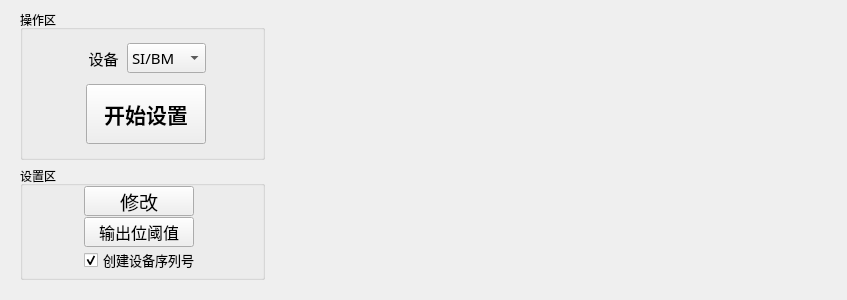
Above: IP-DebugTool/setting/set_workwid.ui from ChinaClever/PDU-MonitorDebug before the change. Below: the same form after it.
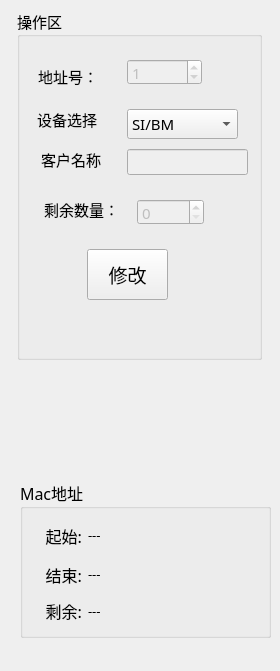
That is the form after the change.

The edit to the form file:
```diff
--- a/IP-DebugTool/setting/set_workwid.ui
+++ b/IP-DebugTool/setting/set_workwid.ui
@@ -6,106 +6,26 @@
    <rect>
     <x>0</x>
     <y>0</y>
-    <width>847</width>
-    <height>300</height>
+    <width>280</width>
+    <height>671</height>
    </rect>
   </property>
+  <property name="font">
+   <font>
+    <family>微软雅黑</family>
+    <pointsize>11</pointsize>
+   </font>
+  </property>
   <property name="windowTitle">
    <string>Form</string>
   </property>
-  <widget class="QGroupBox" name="groupBox_4">
+  <widget class="QGroupBox" name="groupBox">
    <property name="geometry">
     <rect>
-     <x>20</x>
-     <y>166</y>
+     <x>17</x>
+     <y>9</y>
      <width>245</width>
-     <height>114</height>
-    </rect>
-   </property>
-   <property name="title">
-    <string>设置区</string>
-   </property>
-   <layout class="QGridLayout" name="gridLayout_5">
-    <property name="topMargin">
-     <number>0</number>
-    </property>
-    <property name="bottomMargin">
-     <number>5</number>
-    </property>
-    <item row="2" column="0">
-     <widget class="QCheckBox" name="snCheckBox">
-      <property name="font">
-       <font>
-        <family>微软雅黑</family>
-        <pointsize>10</pointsize>
-       </font>
-      </property>
-      <property name="text">
-       <string>创建设备序列号</string>
-      </property>
-      <property name="checked">
-       <bool>true</bool>
-      </property>
-     </widget>
-    </item>
-    <item row="0" column="0">
-     <widget class="QPushButton" name="setBtn">
-      <property name="minimumSize">
-       <size>
-        <width>0</width>
-        <height>30</height>
-       </size>
-      </property>
-      <property name="maximumSize">
-       <size>
-        <width>110</width>
-        <height>16777215</height>
-       </size>
-      </property>
-      <property name="font">
-       <font>
-        <pointsize>14</pointsize>
-       </font>
-      </property>
-      <property name="text">
-       <string>修改</string>
-      </property>
-     </widget>
-    </item>
-    <item row="1" column="0">
-     <widget class="QPushButton" name="outputBtn">
-      <property name="minimumSize">
-       <size>
-        <width>0</width>
-        <height>30</height>
-       </size>
-      </property>
-      <property name="maximumSize">
-       <size>
-        <width>110</width>
-        <height>16777215</height>
-       </size>
-      </property>
-      <property name="font">
-       <font>
-        <family>Agency FB</family>
-        <pointsize>12</pointsize>
-       </font>
-      </property>
-      <property name="text">
-       <string>输出位阈值</string>
-      </property>
-     </widget>
-    </item>
-   </layout>
-  </widget>
-  <widget class="QGroupBox" name="groupBox_5">
-   <property name="geometry">
-    <rect>
-     <x>20</x>
-     <y>10</y>
-     <width>245</width>
-     <height>150</height>
+     <height>351</height>
     </rect>
    </property>
    <property name="maximumSize">
@@ -114,51 +34,309 @@
      <height>16777215</height>
     </size>
    </property>
+   <property name="font">
+    <font>
+     <family>微软雅黑</family>
+     <pointsize>11</pointsize>
+    </font>
+   </property>
    <property name="title">
     <string>操作区</string>
    </property>
-   <layout class="QGridLayout" name="gridLayout_2">
-    <item row="1" column="0">
-     <spacer name="horizontalSpacer_4">
-      <property name="orientation">
-       <enum>Qt::Horizontal</enum>
+   <widget class="QLabel" name="label_9">
+    <property name="geometry">
+     <rect>
+      <x>20</x>
+      <y>100</y>
+      <width>60</width>
+      <height>20</height>
+     </rect>
+    </property>
+    <property name="font">
+     <font>
+      <family>微软雅黑</family>
+      <pointsize>11</pointsize>
+     </font>
+    </property>
+    <property name="text">
+     <string>设备选择</string>
+    </property>
+    <property name="alignment">
+     <set>Qt::AlignCenter</set>
+    </property>
+   </widget>
+   <widget class="QComboBox" name="typeComboBox">
+    <property name="geometry">
+     <rect>
+      <x>110</x>
+      <y>100</y>
+      <width>111</width>
+      <height>30</height>
+     </rect>
+    </property>
+    <property name="minimumSize">
+     <size>
+      <width>0</width>
+      <height>30</height>
+     </size>
+    </property>
+    <property name="font">
+     <font>
+      <family>微软雅黑</family>
+      <pointsize>11</pointsize>
+     </font>
+    </property>
+    <item>
+     <property name="text">
+      <string>SI/BM</string>
+     </property>
+    </item>
+    <item>
+     <property name="text">
+      <string>IP-PDU</string>
+     </property>
+    </item>
+   </widget>
+   <widget class="QPushButton" name="setBtn">
+    <property name="geometry">
+     <rect>
+      <x>70</x>
+      <y>240</y>
+      <width>81</width>
+      <height>51</height>
+     </rect>
+    </property>
+    <property name="minimumSize">
+     <size>
+      <width>0</width>
+      <height>30</height>
+     </size>
+    </property>
+    <property name="maximumSize">
+     <size>
+      <width>110</width>
+      <height>16777215</height>
+     </size>
+    </property>
+    <property name="font">
+     <font>
+      <family>微软雅黑</family>
+      <pointsize>14</pointsize>
+     </font>
+    </property>
+    <property name="text">
+     <string>修改</string>
+    </property>
+   </widget>
+   <widget class="QLineEdit" name="userEdit">
+    <property name="enabled">
+     <bool>false</bool>
+    </property>
+    <property name="geometry">
+     <rect>
+      <x>110</x>
+      <y>140</y>
+      <width>121</width>
+      <height>26</height>
+     </rect>
+    </property>
+    <property name="maximumSize">
+     <size>
+      <width>245</width>
+      <height>16777215</height>
+     </size>
+    </property>
+    <property name="echoMode">
+     <enum>QLineEdit::Normal</enum>
+    </property>
+    <property name="cursorMoveStyle">
+     <enum>Qt::LogicalMoveStyle</enum>
+    </property>
+   </widget>
+   <widget class="QLabel" name="label_35">
+    <property name="geometry">
+     <rect>
+      <x>24</x>
+      <y>140</y>
+      <width>60</width>
+      <height>20</height>
+     </rect>
+    </property>
+    <property name="minimumSize">
+     <size>
+      <width>0</width>
+      <height>20</height>
+     </size>
+    </property>
+    <property name="maximumSize">
+     <size>
+      <width>80</width>
+      <height>30</height>
+     </size>
+    </property>
+    <property name="text">
+     <string>客户名称</string>
+    </property>
+    <property name="alignment">
+     <set>Qt::AlignCenter</set>
+    </property>
+   </widget>
+   <widget class="QSpinBox" name="cntSpin">
+    <property name="enabled">
+     <bool>false</bool>
+    </property>
+    <property name="geometry">
+     <rect>
+      <x>120</x>
+      <y>190</y>
+      <width>67</width>
+      <height>26</height>
+     </rect>
+    </property>
+    <property name="maximum">
+     <number>99999</number>
+    </property>
+   </widget>
+   <widget class="QLabel" name="label_38">
+    <property name="geometry">
+     <rect>
+      <x>22</x>
+      <y>190</y>
+      <width>80</width>
+      <height>20</height>
+     </rect>
+    </property>
+    <property name="minimumSize">
+     <size>
+      <width>80</width>
+      <height>20</height>
+     </size>
+    </property>
+    <property name="maximumSize">
+     <size>
+      <width>80</width>
+      <height>30</height>
+     </size>
+    </property>
+    <property name="text">
+     <string>剩余数量：</string>
+    </property>
+    <property name="alignment">
+     <set>Qt::AlignRight|Qt::AlignTrailing|Qt::AlignVCenter</set>
+    </property>
+   </widget>
+   <widget class="QLabel" name="label_10">
+    <property name="geometry">
+     <rect>
+      <x>20</x>
+      <y>50</y>
+      <width>61</width>
+      <height>35</height>
+     </rect>
+    </property>
+    <property name="minimumSize">
+     <size>
+      <width>0</width>
+      <height>35</height>
+     </size>
+    </property>
+    <property name="maximumSize">
+     <size>
+      <width>70</width>
+      <height>35</height>
+     </size>
+    </property>
+    <property name="font">
+     <font>
+      <family>微软雅黑</family>
+      <pointsize>11</pointsize>
+     </font>
+    </property>
+    <property name="text">
+     <string>地址号：</string>
+    </property>
+    <property name="alignment">
+     <set>Qt::AlignRight|Qt::AlignTrailing|Qt::AlignVCenter</set>
+    </property>
+   </widget>
+   <widget class="QSpinBox" name="addrSpin">
+    <property name="enabled">
+     <bool>false</bool>
+    </property>
+    <property name="geometry">
+     <rect>
+      <x>110</x>
+      <y>50</y>
+      <width>75</width>
+      <height>26</height>
+     </rect>
+    </property>
+    <property name="minimumSize">
+     <size>
+      <width>60</width>
+      <height>0</height>
+     </size>
+    </property>
+    <property name="maximumSize">
+     <size>
+      <width>100</width>
+      <height>16777215</height>
+     </size>
+    </property>
+    <property name="font">
+     <font>
+      <family>微软雅黑</family>
+      <pointsize>11</pointsize>
+     </font>
+    </property>
+    <property name="maximum">
+     <number>5</number>
+    </property>
+    <property name="value">
+     <number>1</number>
+    </property>
+   </widget>
+  </widget>
+  <widget class="QGroupBox" name="groupBox_4">
+   <property name="geometry">
+    <rect>
+     <x>20</x>
+     <y>480</y>
+     <width>251</width>
+     <height>158</height>
+    </rect>
+   </property>
+   <property name="maximumSize">
+    <size>
+     <width>16777215</width>
+     <height>220</height>
+    </size>
+   </property>
+   <property name="font">
+    <font>
+     <family>微软雅黑</family>
+     <pointsize>12</pointsize>
+    </font>
+   </property>
+   <property name="title">
+    <string>Mac地址</string>
+   </property>
+   <layout class="QGridLayout" name="gridLayout_3">
+    <item row="0" column="1" colspan="3">
+     <widget class="QLabel" name="startMacLab">
+      <property name="font">
+       <font>
+        <family>宋体</family>
+        <pointsize>10</pointsize>
+       </font>
       </property>
-      <property name="sizeHint" stdset="0">
-       <size>
-        <width>54</width>
-        <height>20</height>
-       </size>
+      <property name="text">
+       <string>---</string>
       </property>
-     </spacer>
+     </widget>
     </item>
     <item row="0" column="0">
-     <spacer name="horizontalSpacer">
-      <property name="orientation">
-       <enum>Qt::Horizontal</enum>
-      </property>
-      <property name="sizeHint" stdset="0">
-       <size>
-        <width>50</width>
-        <height>20</height>
-       </size>
-      </property>
-     </spacer>
-    </item>
-    <item row="0" column="3">
-     <spacer name="horizontalSpacer_2">
-      <property name="orientation">
-       <enum>Qt::Horizontal</enum>
-      </property>
-      <property name="sizeHint" stdset="0">
-       <size>
-        <width>37</width>
-        <height>20</height>
-       </size>
-      </property>
-     </spacer>
-    </item>
-    <item row="0" column="1">
-     <widget class="QLabel" name="label_9">
+     <widget class="QLabel" name="label_11">
       <property name="minimumSize">
        <size>
         <width>0</width>
@@ -167,88 +345,86 @@
       </property>
       <property name="maximumSize">
        <size>
-        <width>35</width>
-        <height>35</height>
+        <width>50</width>
+        <height>16777215</height>
        </size>
       </property>
-      <property name="font">
-       <font>
-        <family>微软雅黑</family>
-        <pointsize>11</pointsize>
-       </font>
-      </property>
       <property name="text">
-       <string>设备</string>
+       <string>起始:</string>
       </property>
       <property name="alignment">
-       <set>Qt::AlignCenter</set>
+       <set>Qt::AlignRight|Qt::AlignTrailing|Qt::AlignVCenter</set>
       </property>
      </widget>
     </item>
-    <item row="1" column="1" colspan="2">
-     <widget class="QPushButton" name="startBtn">
-      <property name="minimumSize">
-       <size>
-        <width>120</width>
-        <height>0</height>
-       </size>
-      </property>
-      <property name="maximumSize">
-       <size>
-        <width>200</width>
-        <height>60</height>
-       </size>
-      </property>
-      <property name="font">
-       <font>
-        <family>微软雅黑</family>
-        <pointsize>16</pointsize>
-        <weight>75</weight>
-        <bold>true</bold>
-       </font>
-      </property>
-      <property name="text">
-       <string>开始设置</string>
-      </property>
-     </widget>
-    </item>
-    <item row="1" column="3">
-     <spacer name="horizontalSpacer_3">
-      <property name="orientation">
-       <enum>Qt::Horizontal</enum>
-      </property>
-      <property name="sizeHint" stdset="0">
-       <size>
-        <width>40</width>
-        <height>20</height>
-       </size>
-      </property>
-     </spacer>
-    </item>
-    <item row="0" column="2">
-     <widget class="QComboBox" name="typeComboBox">
+    <item row="2" column="0">
+     <widget class="QLabel" name="label_13">
       <property name="minimumSize">
        <size>
         <width>0</width>
         <height>30</height>
        </size>
       </property>
+      <property name="maximumSize">
+       <size>
+        <width>50</width>
+        <height>16777215</height>
+       </size>
+      </property>
+      <property name="text">
+       <string>剩余:</string>
+      </property>
+      <property name="alignment">
+       <set>Qt::AlignRight|Qt::AlignTrailing|Qt::AlignVCenter</set>
+      </property>
+     </widget>
+    </item>
+    <item row="1" column="1" colspan="3">
+     <widget class="QLabel" name="endMacLab">
       <property name="font">
        <font>
-        <family>微软雅黑</family>
-        <pointsize>11</pointsize>
+        <family>宋体</family>
+        <pointsize>10</pointsize>
        </font>
       </property>
-      <item>
-       <property name="text">
-        <string>SI/BM</string>
-       </property>
-      </item>
-      <item>
-       <property name="text">
-        <string>IP-PDU</string>
-       </property>
-      </item>
+      <property name="text">
+       <string>---</string>
+      </property>
+     </widget>
+    </item>
+    <item row="1" column="0">
+     <widget class="QLabel" name="label_12">
+      <property name="minimumSize">
+       <size>
+        <width>0</width>
+        <height>35</height>
+       </size>
+      </property>
+      <property name="maximumSize">
+       <size>
+        <width>50</width>
+        <height>16777215</height>
+       </size>
+      </property>
+      <property name="text">
+       <string>结束:</string>
+      </property>
+      <property name="alignment">
+       <set>Qt::AlignRight|Qt::AlignTrailing|Qt::AlignVCenter</set>
+      </property>
+     </widget>
+    </item>
+    <item row="2" column="1" colspan="3">
+     <widget class="QLabel" name="cntMacLab">
+      <property name="font">
+       <font>
+        <family>宋体</family>
+        <pointsize>10</pointsize>
+       </font>
+      </property>
+      <property name="text">
+       <string>---</string>
+      </property>
      </widget>
     </item>
    </layout>
```
